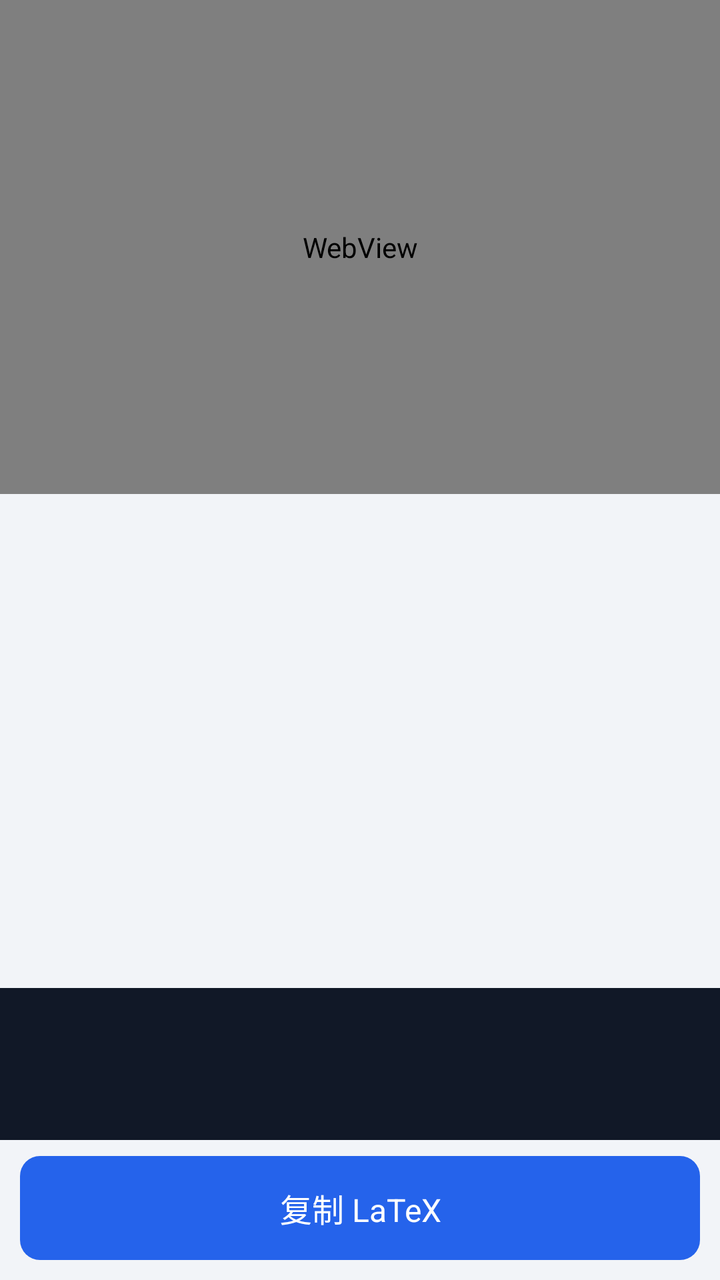
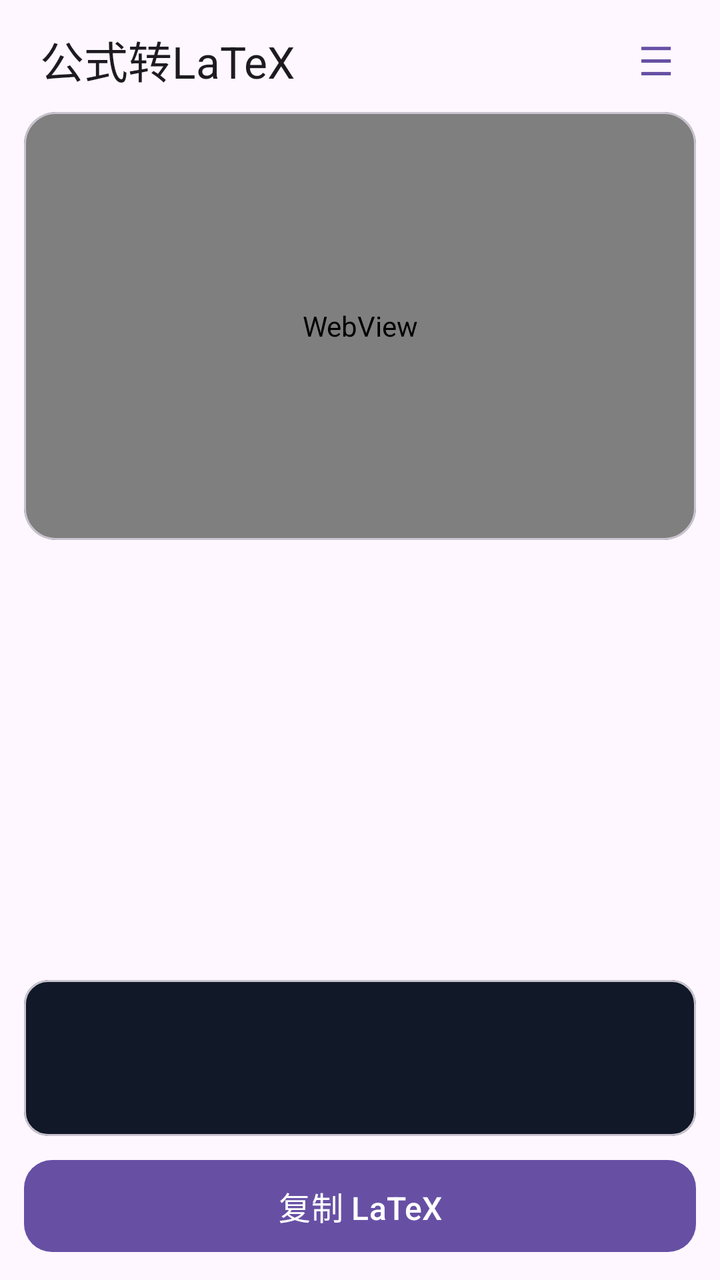

Screens rendered from an Android XML layout before and after an edit, with the pre-edit source and the edit as a unified diff.
<!-- AndroidManifest.xml: application theme AppTheme -->
<!-- res/layout/activity_main.xml -->
<?xml version="1.0" encoding="utf-8"?>
<LinearLayout xmlns:android="http://schemas.android.com/apk/res/android"
    android:layout_width="match_parent"
    android:layout_height="match_parent"
    android:background="@color/page_bg"
    android:orientation="vertical">

    
    <WebView
        android:id="@+id/mathWebView"
        android:layout_width="match_parent"
        android:layout_height="0dp"
        android:layout_weight="1"
        android:background="@color/card_bg"
        android:minHeight="110dp" />

    
    <ScrollView
        android:layout_width="match_parent"
        android:layout_height="0dp"
        android:layout_weight="1"
        android:background="@color/page_bg"
        android:paddingTop="4dp"
        android:scrollbarStyle="insideOverlay"
        android:scrollbars="vertical">

        <GridLayout
            android:id="@+id/keypad"
            android:layout_width="match_parent"
            android:layout_height="wrap_content"
            android:columnCount="6"
            android:paddingLeft="4dp"
            android:paddingRight="4dp"
            android:paddingBottom="6dp" />
    </ScrollView>

    
    <ScrollView
        android:layout_width="match_parent"
        android:layout_height="76dp"
        android:background="@color/code_bg"
        android:paddingLeft="12dp"
        android:paddingRight="12dp"
        android:paddingTop="6dp"
        android:paddingBottom="6dp"
        android:scrollbars="vertical">

        <TextView
            android:id="@+id/latexText"
            android:layout_width="match_parent"
            android:layout_height="wrap_content"
            android:fontFamily="monospace"
            android:textColor="@color/code_text"
            android:textIsSelectable="true"
            android:textSize="13sp" />
    </ScrollView>

    
    <TextView
        android:id="@+id/copyButton"
        android:layout_width="match_parent"
        android:layout_height="52dp"
        android:layout_marginLeft="10dp"
        android:layout_marginTop="8dp"
        android:layout_marginRight="10dp"
        android:layout_marginBottom="10dp"
        android:background="@drawable/copy_bg"
        android:clickable="true"
        android:focusable="true"
        android:gravity="center"
        android:text="@string/copy_latex"
        android:textColor="@color/copy_text"
        android:textSize="16sp" />

</LinearLayout>
<!-- resources referenced by this layout -->
<resources>
  <color name="card_bg">#FFFFFF</color>
  <color name="code_bg">#111827</color>
  <color name="code_text">#7CE38B</color>
  <color name="copy_text">#FFFFFF</color>
  <color name="page_bg">#F2F4F8</color>
  <!-- drawable copy_bg (drawable) -->
  <?xml version="1.0" encoding="utf-8"?>
  <selector xmlns:android="http://schemas.android.com/apk/res/android">
      <item android:state_pressed="true">
          <shape android:shape="rectangle">
              <solid android:color="@color/copy_pressed" />
              <corners android:radius="10dp" />
          </shape>
      </item>
      <item>
          <shape android:shape="rectangle">
              <solid android:color="@color/copy_bg" />
              <corners android:radius="10dp" />
          </shape>
      </item>
  </selector>
  <string name="copy_latex">复制 LaTeX</string>
  <style name="AppTheme" parent="@android:style/Theme.Material.Light.NoActionBar">
          <item name="android:colorPrimary">@color/copy_bg</item>
          <item name="android:colorPrimaryDark">@color/copy_pressed</item>
          <item name="android:colorAccent">@color/copy_bg</item>
          <item name="android:windowBackground">@color/page_bg</item>
          <item name="android:statusBarColor">@color/copy_bg</item>
          <item name="android:navigationBarColor">@color/page_bg</item>
      </style>
  <color name="copy_pressed">#1D4ED8</color>
  <color name="copy_bg">#2563EB</color>
</resources>

<!-- the commit's change to res/layout/activity_main.xml (unified diff, before → after) -->
@@ -1,75 +1,147 @@
 <?xml version="1.0" encoding="utf-8"?>
 <LinearLayout xmlns:android="http://schemas.android.com/apk/res/android"
+    xmlns:app="http://schemas.android.com/apk/res-auto"
+    android:id="@+id/root"
     android:layout_width="match_parent"
     android:layout_height="match_parent"
-    android:background="@color/page_bg"
+    android:background="?attr/colorSurface"
+    android:fitsSystemWindows="true"
     android:orientation="vertical">
 
     
-    <WebView
-        android:id="@+id/mathWebView"
+    <LinearLayout
+        android:layout_width="match_parent"
+        android:layout_height="wrap_content"
+        android:gravity="center_vertical"
+        android:orientation="horizontal"
+        android:paddingStart="20dp"
+        android:paddingTop="6dp"
+        android:paddingEnd="8dp">
+
+        <TextView
+            android:layout_width="0dp"
+            android:layout_height="wrap_content"
+            android:layout_weight="1"
+            android:text="@string/app_name"
+            android:textAppearance="?attr/textAppearanceTitleLarge"
+            android:textColor="?attr/colorOnSurface" />
+
+        
+        <com.google.android.material.button.MaterialButton
+            android:id="@+id/historyButton"
+            style="@style/Widget.Material3.Button.TextButton"
+            android:layout_width="wrap_content"
+            android:layout_height="48dp"
+            android:minWidth="48dp"
+            android:paddingStart="12dp"
+            android:paddingEnd="12dp"
+            android:text="@string/history_glyph"
+            android:textSize="20sp" />
+    </LinearLayout>
+
+    
+    <com.google.android.material.card.MaterialCardView
         android:layout_width="match_parent"
         android:layout_height="0dp"
+        android:layout_marginStart="12dp"
+        android:layout_marginTop="2dp"
+        android:layout_marginEnd="12dp"
         android:layout_weight="1"
-        android:background="@color/card_bg"
-        android:minHeight="110dp" />
+        app:cardBackgroundColor="?attr/colorSurfaceContainerLowest"
+        app:cardCornerRadius="16dp"
+        app:cardElevation="0dp"
+        app:strokeColor="?attr/colorOutlineVariant"
+        app:strokeWidth="1dp">
+
+        <WebView
+            android:id="@+id/mathWebView"
+            android:layout_width="match_parent"
+            android:layout_height="match_parent"
+            android:background="@android:color/transparent" />
+    </com.google.android.material.card.MaterialCardView>
 
     
     <ScrollView
         android:layout_width="match_parent"
         android:layout_height="0dp"
         android:layout_weight="1"
-        android:background="@color/page_bg"
-        android:paddingTop="4dp"
-        android:scrollbarStyle="insideOverlay"
-        android:scrollbars="vertical">
+        android:paddingStart="6dp"
+        android:paddingTop="6dp"
+        android:paddingEnd="6dp"
+        android:scrollbars="none">
 
-        <GridLayout
-            android:id="@+id/keypad"
+        <LinearLayout
             android:layout_width="match_parent"
             android:layout_height="wrap_content"
-            android:columnCount="6"
-            android:paddingLeft="4dp"
-            android:paddingRight="4dp"
-            android:paddingBottom="6dp" />
+            android:orientation="vertical">
+
+            
+            <GridLayout
+                android:id="@+id/keypadStructure"
+                android:layout_width="match_parent"
+                android:layout_height="wrap_content"
+                android:columnCount="5" />
+
+            
+            <GridLayout
+                android:id="@+id/keypadSymbol"
+                android:layout_width="match_parent"
+                android:layout_height="wrap_content"
+                android:layout_marginTop="4dp"
+                android:columnCount="6" />
+
+            
+            <GridLayout
+                android:id="@+id/keypadEdit"
+                android:layout_width="match_parent"
+                android:layout_height="wrap_content"
+                android:layout_marginTop="4dp"
+                android:columnCount="6" />
+        </LinearLayout>
     </ScrollView>
 
     
-    <ScrollView
+    <com.google.android.material.card.MaterialCardView
         android:layout_width="match_parent"
-        android:layout_height="76dp"
-        android:background="@color/code_bg"
-        android:paddingLeft="12dp"
-        android:paddingRight="12dp"
-        android:paddingTop="6dp"
-        android:paddingBottom="6dp"
-        android:scrollbars="vertical">
+        android:layout_height="wrap_content"
+        android:layout_marginStart="12dp"
+        android:layout_marginTop="6dp"
+        android:layout_marginEnd="12dp"
+        app:cardBackgroundColor="@color/code_bg"
+        app:cardCornerRadius="12dp"
+        app:cardElevation="0dp">
 
-        <TextView
-            android:id="@+id/latexText"
+        <ScrollView
             android:layout_width="match_parent"
-            android:layout_height="wrap_content"
-            android:fontFamily="monospace"
-            android:textColor="@color/code_text"
-            android:textIsSelectable="true"
-            android:textSize="13sp" />
-    </ScrollView>
+            android:layout_height="78dp"
+            android:paddingStart="14dp"
+            android:paddingTop="8dp"
+            android:paddingEnd="14dp"
+            android:paddingBottom="8dp">
+
+            <TextView
+                android:id="@+id/latexText"
+                android:layout_width="match_parent"
+                android:layout_height="wrap_content"
+                android:fontFamily="monospace"
+                android:textColor="@color/code_text"
+                android:textIsSelectable="true"
+                android:textSize="13sp" />
+        </ScrollView>
+    </com.google.android.material.card.MaterialCardView>
 
     
-    <TextView
+    <com.google.android.material.button.MaterialButton
         android:id="@+id/copyButton"
+        style="@style/Widget.Material3.Button"
         android:layout_width="match_parent"
-        android:layout_height="52dp"
-        android:layout_marginLeft="10dp"
+        android:layout_height="54dp"
+        android:layout_marginStart="12dp"
         android:layout_marginTop="8dp"
-        android:layout_marginRight="10dp"
+        android:layout_marginEnd="12dp"
         android:layout_marginBottom="10dp"
-        android:background="@drawable/copy_bg"
-        android:clickable="true"
-        android:focusable="true"
-        android:gravity="center"
         android:text="@string/copy_latex"
-        android:textColor="@color/copy_text"
-        android:textSize="16sp" />
+        android:textSize="16sp"
+        app:cornerRadius="14dp" />
 
 </LinearLayout>
<!-- resource entries referenced after the edit -->
@@ -1,36 +1,14 @@
 <!-- resources referenced by this layout -->
 <resources>
-  <color name="card_bg">#FFFFFF</color>
   <color name="code_bg">#111827</color>
   <color name="code_text">#7CE38B</color>
-  <color name="copy_text">#FFFFFF</color>
-  <color name="page_bg">#F2F4F8</color>
-  <!-- drawable copy_bg (drawable) -->
-  <?xml version="1.0" encoding="utf-8"?>
-  <selector xmlns:android="http://schemas.android.com/apk/res/android">
-      <item android:state_pressed="true">
-          <shape android:shape="rectangle">
-              <solid android:color="@color/copy_pressed" />
-              <corners android:radius="10dp" />
-          </shape>
-      </item>
-      <item>
-          <shape android:shape="rectangle">
-              <solid android:color="@color/copy_bg" />
-              <corners android:radius="10dp" />
-          </shape>
-      </item>
-  </selector>
+  <string name="app_name">公式转LaTeX</string>
   <string name="copy_latex">复制 LaTeX</string>
-  <style name="AppTheme" parent="@android:style/Theme.Material.Light.NoActionBar">
-          <item name="android:colorPrimary">@color/copy_bg</item>
-          <item name="android:colorPrimaryDark">@color/copy_pressed</item>
-          <item name="android:colorAccent">@color/copy_bg</item>
-          <item name="android:windowBackground">@color/page_bg</item>
-          <item name="android:statusBarColor">@color/copy_bg</item>
-          <item name="android:navigationBarColor">@color/page_bg</item>
+  <string name="history_glyph">☰</string>
+  <style name="AppTheme" parent="Theme.Material3.DayNight.NoActionBar">
+          
+          <item name="android:statusBarColor">@android:color/transparent</item>
+          <item name="android:navigationBarColor">@android:color/transparent</item>
       </style>
-  <color name="copy_pressed">#1D4ED8</color>
-  <color name="copy_bg">#2563EB</color>
 </resources>
 
